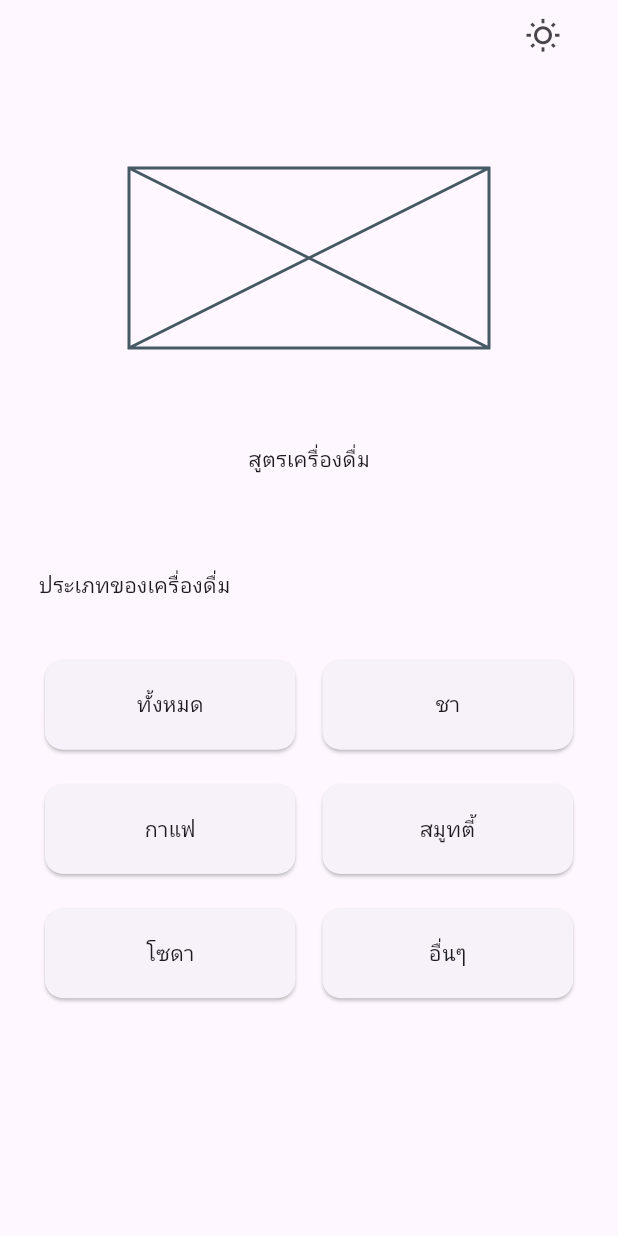
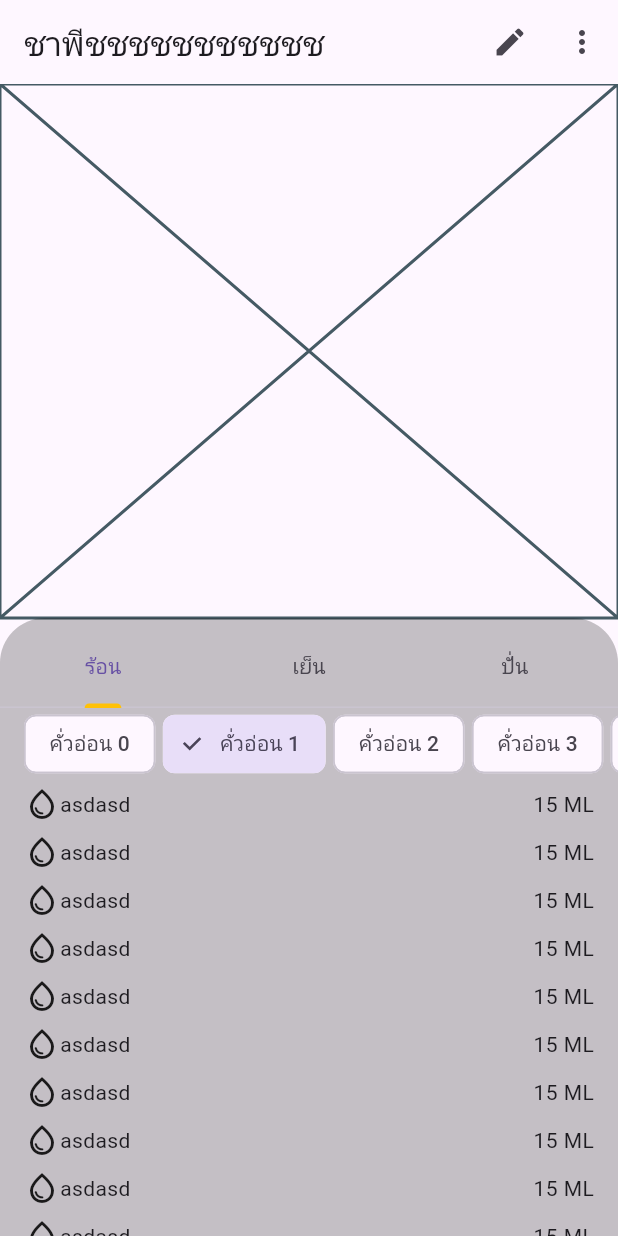
Before and after one commit to chaww/flutter_drink_recipe_book, a Flutter app: the screen it shows after launch, on a phone screen of 412 x 824 dp. Run offline on Flutter 3.47's test engine with Material 3 defaults, Android fonts, the phone set to English and light mode, and no system bars; drawn by our look-alikes of sliding_up_panel.

Commit message:
draft ui page menu_info

```diff
--- a/lib/presenter/app.dart
+++ b/lib/presenter/app.dart
@@ -1,5 +1,6 @@
 import 'package:flutter/material.dart';
 import 'package:flutter_drink_recipe_book/presenter/pages/home/home.dart';
+import 'package:flutter_drink_recipe_book/presenter/pages/menu_info/menu_info.dart';
 
 class DrinkRecipeBookApp extends StatelessWidget {
   const DrinkRecipeBookApp({super.key});
@@ -9,7 +10,8 @@ class DrinkRecipeBookApp extends StatelessWidget {
     return const MaterialApp(
       debugShowCheckedModeBanner: false,
       title: 'Drink Recipe Book',
-      home: HomePage(),
+      // home: HomePage(),
+      home: MenuInfoPage(),
     );
   }
 }
--- a/lib/presenter/pages/menu_info/menu_info.dart
+++ b/lib/presenter/pages/menu_info/menu_info.dart
@@ -0,0 +1,38 @@
+// ignore_for_file: prefer_const_constructors, prefer_const_literals_to_create_immutables
+
+import 'package:flutter/material.dart';
+import 'package:flutter_drink_recipe_book/presenter/widgets/main_tab_view.dart';
+import 'package:sliding_up_panel/sliding_up_panel.dart';
+
+part 'sections/menu_info_image.dart';
+part 'sections/menu_info_card.dart';
+part 'sections/menu_info_card_ingredients.dart';
+
+class MenuInfoPage extends StatelessWidget {
+  const MenuInfoPage({super.key});
+
+  @override
+  Widget build(BuildContext context) {
+    return Scaffold(
+      appBar: AppBar(
+        title: const Text('ชาพีชชชชชชชชชชช'),
+        actions: [
+          IconButton(
+            icon: const Icon(Icons.edit),
+            onPressed: () {},
+          ),
+          IconButton(
+            icon: const Icon(Icons.more_vert),
+            onPressed: () {},
+          ),
+        ],
+      ),
+      body: Stack(
+        children: [
+          _MenuInfoImage(),
+          _MenuInfoCard(),
+        ],
+      ),
+    );
+  }
+}
--- /dev/null
+++ b/lib/presenter/pages/menu_info/sections/menu_info_card.dart
@@ -0,0 +1,57 @@
+// ignore_for_file: prefer_const_constructors, prefer_const_literals_to_create_immutables
+
+part of '../menu_info.dart';
+
+class _MenuInfoCard extends StatelessWidget {
+  const _MenuInfoCard();
+
+  @override
+  Widget build(BuildContext context) {
+    return _buildSlidingUpPanel(
+      context: context,
+      child: Container(
+        width: MediaQuery.sizeOf(context).width,
+        decoration: BoxDecoration(
+          color: Colors.black12,
+          borderRadius: const BorderRadius.vertical(top: Radius.circular(30)),
+        ),
+        child: MainTabView(
+          tabs: [
+            MainTabData(
+              label: 'ร้อน',
+              child: _MenuInfoCardIngredients(),
+            ),
+            MainTabData(
+              label: 'เย็น',
+              child: _MenuInfoCardIngredients(),
+            ),
+            MainTabData(
+              label: 'ปั่น',
+              child: _MenuInfoCardIngredients(),
+            ),
+          ],
+        ),
+      ),
+    );
+  }
+
+  Widget _buildSlidingUpPanel({
+    required BuildContext context,
+    required Widget child,
+  }) {
+    final screenHeight = MediaQuery.sizeOf(context).height;
+    final safeArea = MediaQuery.paddingOf(context);
+    final appBarHeight = AppBar().preferredSize.height;
+
+    final cardMinHeight = screenHeight * 0.5;
+    final cardMaxHeight = screenHeight - appBarHeight - safeArea.top;
+
+    return SlidingUpPanel(
+      minHeight: cardMinHeight,
+      maxHeight: cardMaxHeight,
+      boxShadow: null,
+      color: Colors.transparent,
+      panel: child,
+    );
+  }
+}
--- /dev/null
+++ b/lib/presenter/pages/menu_info/sections/menu_info_card_ingredients.dart
@@ -0,0 +1,70 @@
+// ignore_for_file: prefer_const_constructors, prefer_const_literals_to_create_immutables
+
+part of '../menu_info.dart';
+
+class _MenuInfoCardIngredients extends StatefulWidget {
+  const _MenuInfoCardIngredients();
+
+  @override
+  State<_MenuInfoCardIngredients> createState() =>
+      _MenuInfoCardIngredientsState();
+}
+
+class _MenuInfoCardIngredientsState extends State<_MenuInfoCardIngredients> {
+  int? _value = 1;
+
+  @override
+  Widget build(BuildContext context) {
+    return Column(
+      children: [
+        SingleChildScrollView(
+          scrollDirection: Axis.horizontal,
+          child: Padding(
+            padding: EdgeInsets.symmetric(horizontal: 16),
+            child: Wrap(
+              spacing: 5.0,
+              children: List<Widget>.generate(
+                5,
+                (int index) {
+                  return ChoiceChip(
+                    label: Text('คั่วอ่อน $index'),
+                    selected: _value == index,
+                    onSelected: (bool selected) {
+                      setState(() {
+                        _value = selected ? index : null;
+                      });
+                    },
+                  );
+                },
+              ).toList(),
+            ),
+          ),
+        ),
+        ...List<Widget>.generate(
+          10,
+          (index) => Padding(
+            padding: EdgeInsets.symmetric(horizontal: 16, vertical: 4),
+            child: Row(
+              children: [
+                Row(
+                  children: [
+                    Icon(Icons.water_drop_outlined),
+                    Text('asdasd'),
+                  ],
+                ),
+                Spacer(),
+                Row(
+                  children: [
+                    Text('15'),
+                    SizedBox(width: 4),
+                    Text('ML'),
+                  ],
+                ),
+              ],
+            ),
+          ),
+        ),
+      ],
+    );
+  }
+}
--- /dev/null
+++ b/lib/presenter/pages/menu_info/sections/menu_info_image.dart
@@ -0,0 +1,21 @@
+part of '../menu_info.dart';
+
+class _MenuInfoImage extends StatelessWidget {
+  const _MenuInfoImage();
+
+  @override
+  Widget build(BuildContext context) {
+    final screenHeight = MediaQuery.sizeOf(context).height;
+    final safeArea = MediaQuery.paddingOf(context);
+    final appBarHeight = AppBar().preferredSize.height;
+
+    final areaMinHeight = screenHeight * 0.5 - appBarHeight - safeArea.top;
+
+    return Placeholder(
+      child: SizedBox(
+        height: areaMinHeight,
+        width: double.infinity,
+      ),
+    );
+  }
+}
--- /dev/null
+++ b/lib/presenter/widgets/main_tab_view.dart
@@ -0,0 +1,77 @@
+import 'package:flutter/material.dart';
+
+class MainTabData {
+  final Widget child;
+  final String label;
+
+  const MainTabData({
+    required this.label,
+    required this.child,
+  });
+}
+
+class MainTabView extends StatelessWidget {
+  final List<MainTabData> tabs;
+  final Animation<double>? paddingAnimation;
+
+  const MainTabView({
+    super.key,
+    required this.tabs,
+    this.paddingAnimation,
+  });
+
+  @override
+  Widget build(BuildContext context) {
+    return DefaultTabController(
+      length: tabs.length,
+      initialIndex: 0,
+      child: Container(
+        width: MediaQuery.sizeOf(context).width,
+        decoration: const BoxDecoration(
+          color: Colors.black12,
+          borderRadius: BorderRadius.vertical(top: Radius.circular(30)),
+        ),
+        child: Column(
+          mainAxisSize: MainAxisSize.max,
+          crossAxisAlignment: CrossAxisAlignment.stretch,
+          children: <Widget>[
+            _buildTopAnimatedPadding(),
+            _buildTabBar(),
+            _buildTabContent(),
+          ],
+        ),
+      ),
+    );
+  }
+
+  Widget _buildTopAnimatedPadding() {
+    if (paddingAnimation == null) {
+      return const SizedBox(height: 6);
+    }
+
+    return AnimatedBuilder(
+      animation: paddingAnimation!,
+      builder: (context, _) => SizedBox(
+        height: (1 - paddingAnimation!.value) * 16 + 6,
+      ),
+    );
+  }
+
+  Widget _buildTabBar() {
+    return TabBar(
+      labelPadding: const EdgeInsets.symmetric(vertical: 16),
+      indicatorSize: TabBarIndicatorSize.label,
+      indicatorWeight: 2,
+      indicatorColor: Colors.amber,
+      tabs: tabs.map((tab) => Text(tab.label)).toList(),
+    );
+  }
+
+  Widget _buildTabContent() {
+    return Expanded(
+      child: TabBarView(
+        children: tabs.map((tab) => tab.child).toList(),
+      ),
+    );
+  }
+}
--- a/pubspec.yaml
+++ b/pubspec.yaml
@@ -12,6 +12,7 @@ dependencies:
   flutter:
     sdk: flutter
   flutter_bloc: ^8.1.3
+  sliding_up_panel: ^2.0.0+1
 
 dev_dependencies:
   flutter_test:
```
Also changed, not shown: pubspec.lock.
